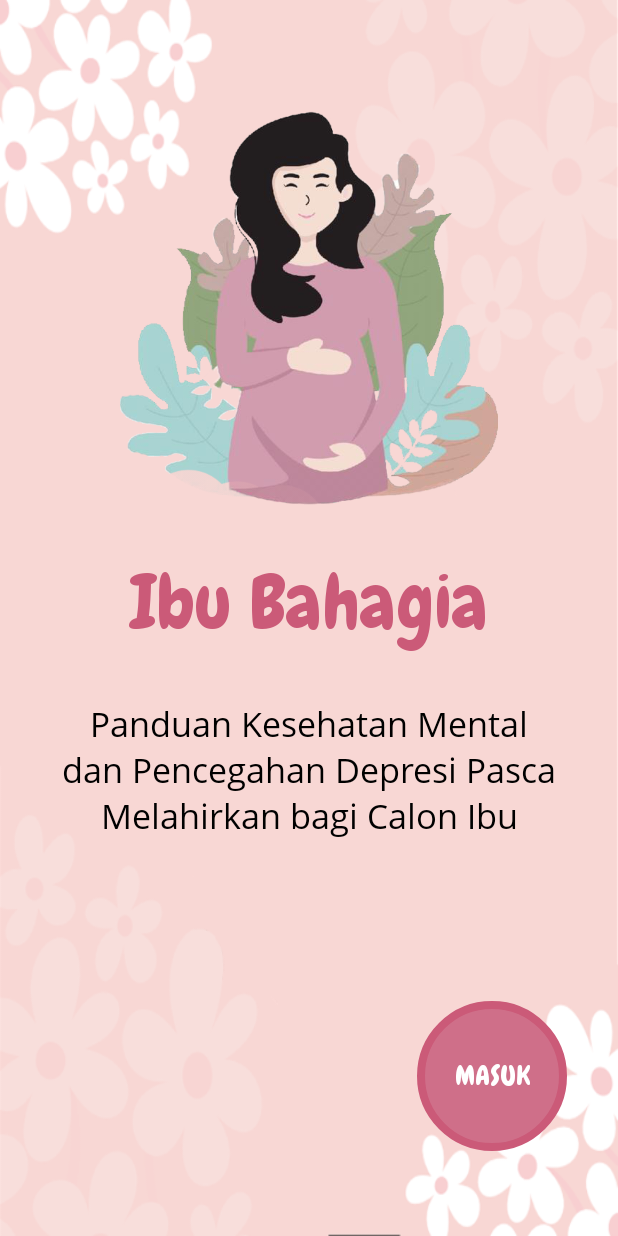
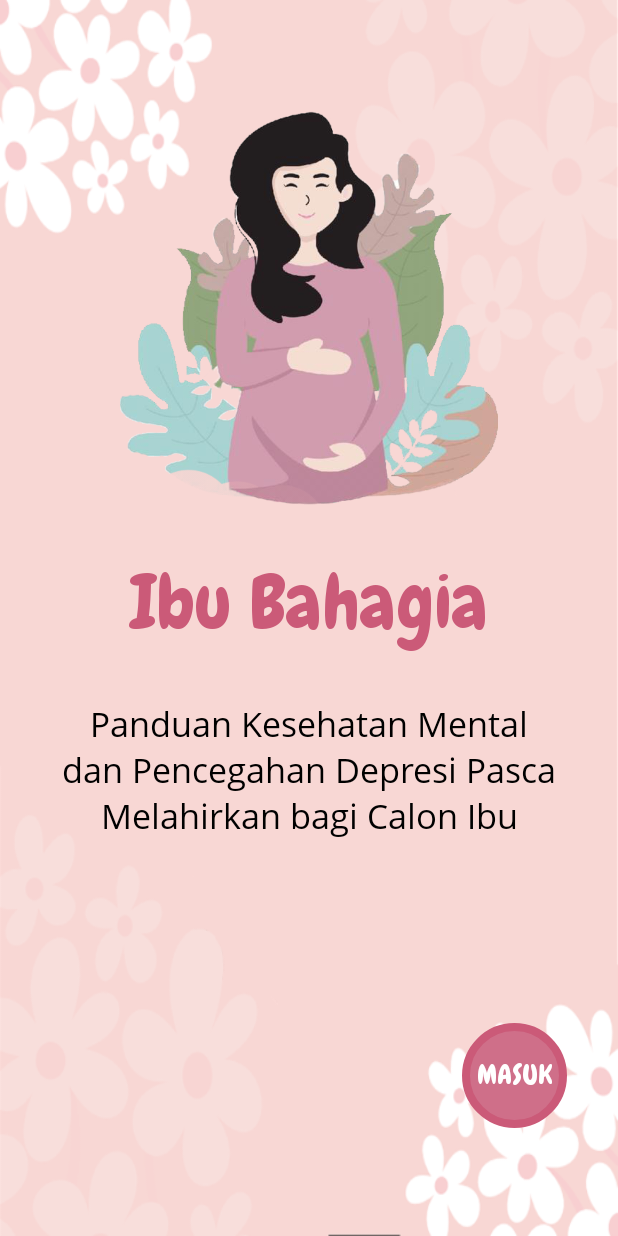
Before and after one commit to fatanisti/IbuBahagia, an Android app: the screen it shows after launch (SplashScreen), on a phone screen of 412 x 824 dp. Run offline under Robolectric (Android 15) with nearby library versions, the phone set to English and light mode, and no system bars; our stand-ins replace data binding.

Commit message:
Little tweaks to dimens.xml

```diff
--- a/app/src/main/res/layout/screen_splash.xml
+++ b/app/src/main/res/layout/screen_splash.xml
@@ -74,8 +74,8 @@
             app:layout_constraintStart_toStartOf="@id/bottom"
             app:layout_constraintEnd_toEndOf="@id/bottom" />
         <Button
-            android:layout_width="@dimen/px_m_100"
-            android:layout_height="@dimen/px_m_100"
+            android:layout_width="@dimen/px_m_70"
+            android:layout_height="@dimen/px_m_70"
             android:id="@+id/button_masuk"
             android:text="@string/nav_masuk"
             android:textSize="@dimen/font_size_splash3"
--- a/app/src/main/res/values-hdpi/dimens.xml
+++ b/app/src/main/res/values-hdpi/dimens.xml
@@ -15,5 +15,5 @@
     <dimen name="pad_xxh_72">36px</dimen>
     <dimen name="px_xxh_80">40px</dimen>
     <dimen name="px_xxh_120">60px</dimen>
-    <dimen name="px_m_100">150px</dimen>
+    <dimen name="px_m_70">105px</dimen>
 </resources>
--- a/app/src/main/res/values-mdpi/dimens.xml
+++ b/app/src/main/res/values-mdpi/dimens.xml
@@ -15,5 +15,5 @@
     <dimen name="pad_xxh_72">24px</dimen>
     <dimen name="px_xxh_80">27px</dimen>
     <dimen name="px_xxh_120">40px</dimen>
-    <dimen name="px_m_100">100px</dimen>
+    <dimen name="px_m_70">70px</dimen>
 </resources>
--- a/app/src/main/res/values-sw600dp/dimens.xml
+++ b/app/src/main/res/values-sw600dp/dimens.xml
@@ -15,5 +15,5 @@
     <dimen name="pad_xxh_72">72px</dimen>
     <dimen name="px_xxh_80">80px</dimen>
     <dimen name="px_xxh_120">120px</dimen>
-    <dimen name="px_m_100">300px</dimen>
+    <dimen name="px_m_70">210px</dimen>
 </resources>
--- a/app/src/main/res/values-sw720dp/dimens.xml
+++ b/app/src/main/res/values-sw720dp/dimens.xml
@@ -15,5 +15,5 @@
     <dimen name="pad_xxh_72">96px</dimen>
     <dimen name="px_xxh_80">108px</dimen>
     <dimen name="px_xxh_120">160px</dimen>
-    <dimen name="px_m_100">400px</dimen>
+    <dimen name="px_m_70">280px</dimen>
 </resources>
--- a/app/src/main/res/values-xhdpi/dimens.xml
+++ b/app/src/main/res/values-xhdpi/dimens.xml
@@ -15,5 +15,5 @@
     <dimen name="pad_xxh_72">48px</dimen>
     <dimen name="px_xxh_80">54px</dimen>
     <dimen name="px_xxh_120">80px</dimen>
-    <dimen name="px_m_100">200px</dimen>
+    <dimen name="px_m_70">150px</dimen>
 </resources>
--- a/app/src/main/res/values-xxhdpi/dimens.xml
+++ b/app/src/main/res/values-xxhdpi/dimens.xml
@@ -15,5 +15,5 @@
     <dimen name="pad_xxh_72">72px</dimen>
     <dimen name="px_xxh_80">80px</dimen>
     <dimen name="px_xxh_120">120px</dimen>
-    <dimen name="px_m_100">300px</dimen>
+    <dimen name="px_m_70">210px</dimen>
 </resources>
--- a/app/src/main/res/values-xxxhdpi/dimens.xml
+++ b/app/src/main/res/values-xxxhdpi/dimens.xml
@@ -15,5 +15,5 @@
     <dimen name="pad_xxh_72">96px</dimen>
     <dimen name="px_xxh_80">108px</dimen>
     <dimen name="px_xxh_120">160px</dimen>
-    <dimen name="px_m_100">400px</dimen>
+    <dimen name="px_m_70">280px</dimen>
 </resources>
```
